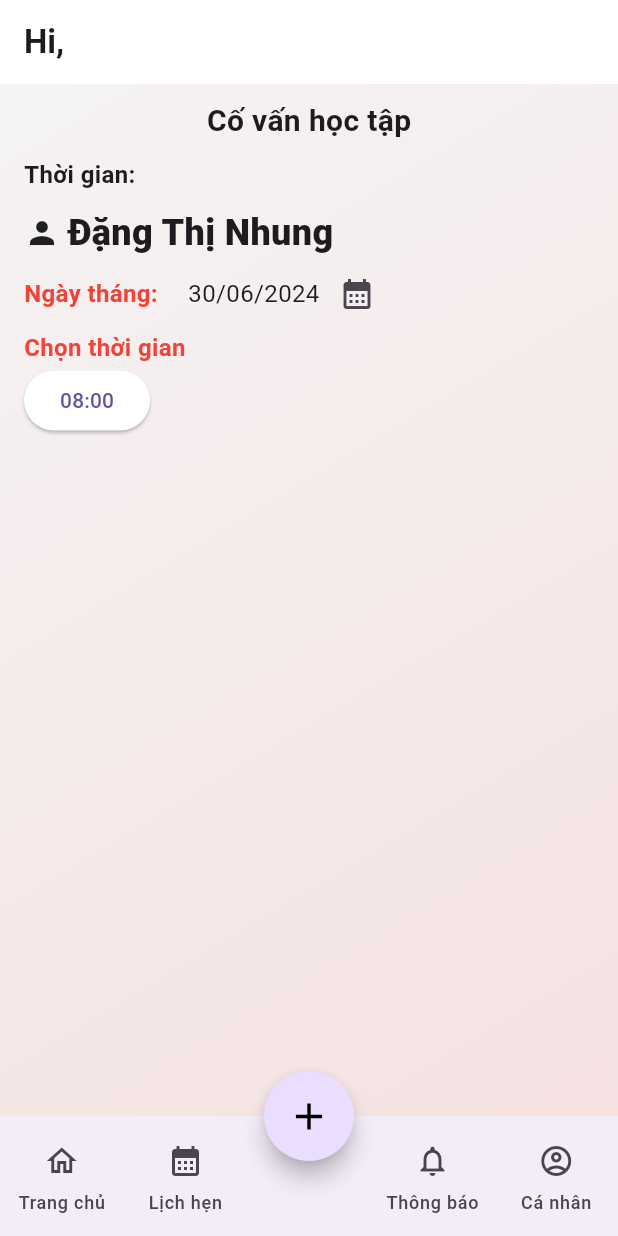
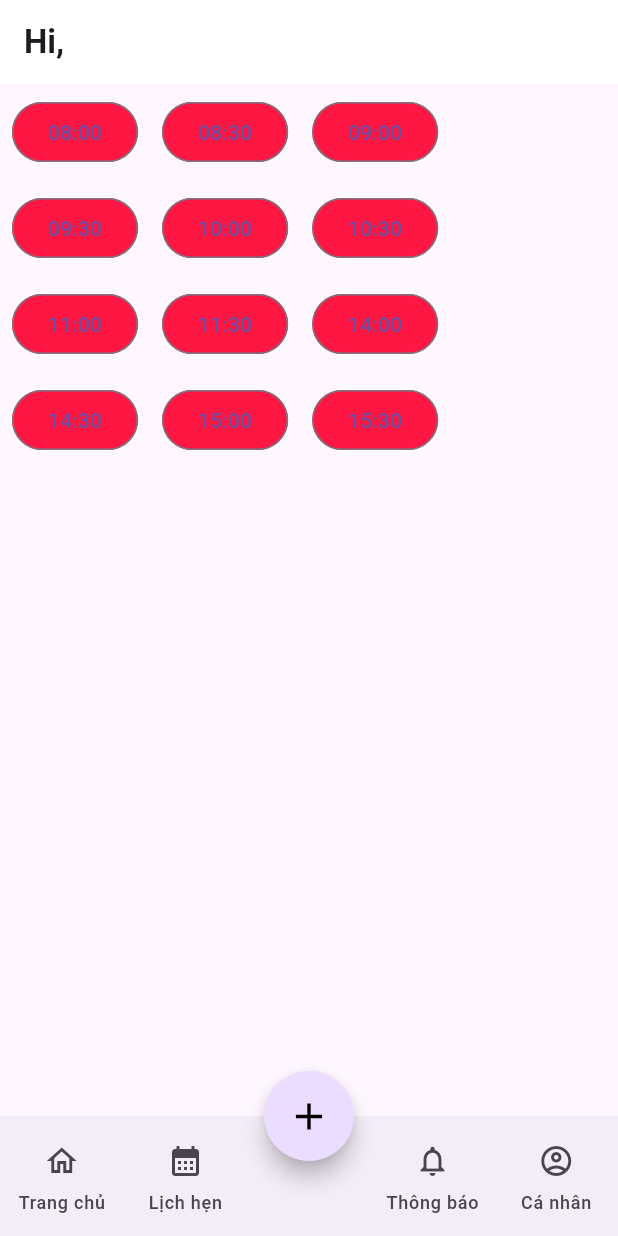
Before and after one commit to toila4120/Booking_app, a Flutter app: the MainScreen screen opened directly, item 3 of the bottom bar chosen, on a phone screen of 412 x 824 dp. Run offline on Flutter 3.47's test engine with Material 3 defaults, Android fonts, the phone set to English and light mode, and no system bars; our stand-ins replace google_nav_bar, sqflite, table_calendar; accounts and stored records are empty.

Commit message:
test button time

```diff
--- a/lib/models/booking.dart
+++ b/lib/models/booking.dart
@@ -13,7 +13,7 @@ String bookingToJson(Booking data) {
 class Booking {
   static int _nextId = 1; // Biến tĩnh lưu giá trị ID hiện tại
 
-  int id;
+  int? id;
   String date;
   String time;
   String content;
@@ -28,7 +28,7 @@ class Booking {
     required this.status,
     required this.rating,
     required this.userId,
-  }) : id = _nextId++; // Tự động gán và tăng giá trị ID
+  }); // Tự động gán và tăng giá trị ID
 
   factory Booking.fromMap(Map<String, dynamic> json) => new Booking(
         date: json["date"],
--- a/lib/models/user.dart
+++ b/lib/models/user.dart
@@ -13,7 +13,7 @@ String userToJson(User data) {
 class User {
   static int _nextId = 1; // Biến tĩnh lưu giá trị ID hiện tại
 
-  int id;
+  int? id;
   String username;
   String password;
   String fullName;
@@ -42,7 +42,7 @@ class User {
     required this.role,
     required this.studentCode,
     required this.teacherId,
-  }) : id = _nextId++; // Tự động gán và tăng giá trị ID
+  }); // Tự động gán và tăng giá trị ID
 
   // Nếu cần, bạn có thể thêm phương thức reset cho _nextId
   static void resetId() {
--- a/lib/screen/datLich_screen.dart
+++ b/lib/screen/datLich_screen.dart
@@ -1,7 +1,7 @@
 import 'package:booking_app/widget/buttonTime.dart';
 import 'package:flutter/material.dart';
 import 'package:intl/intl.dart';
-import 'package:booking_calendar/booking_calendar.dart';
+// import 'package:booking_calendar/booking_calendar.dart';
 
 class DatLich extends StatefulWidget {
   const DatLich({super.key});
--- /dev/null
+++ b/lib/screen/datlichtest.dart
@@ -0,0 +1,122 @@
+import 'dart:io';
+import 'package:booking_app/models/booking.dart';
+import 'package:booking_app/services/databasehelper.dart';
+import 'package:flutter/material.dart';
+import 'package:path_provider/path_provider.dart';
+import 'package:sqflite/sqflite.dart';
+import 'package:path/path.dart';
+
+void main() {
+  runApp(const MyApp());
+}
+
+class MyApp extends StatelessWidget {
+  const MyApp({super.key});
+
+  @override
+  Widget build(BuildContext context) {
+    return MaterialApp(
+      home: Scaffold(
+        body: const BookingCalendarDemoApp(),
+      ),
+    );
+  }
+}
+
+class BookingCalendarDemoApp extends StatefulWidget {
+  const BookingCalendarDemoApp({super.key});
+
+  @override
+  State<BookingCalendarDemoApp> createState() => _BookingCalendarDemoAppState();
+}
+
+class _BookingCalendarDemoAppState extends State<BookingCalendarDemoApp> {
+  String buttonSelect = '';
+  List<String> timeSlots = [
+    '08:00',
+    '08:30',
+    '09:00',
+    '09:30',
+    '10:00',
+    '10:30',
+    '11:00',
+    '11:30',
+    '14:00',
+    '14:30',
+    '15:00',
+    '15:30'
+  ];
+
+  List<int> buttonStates = List.generate(12, (index) => 1);
+
+  @override
+  void initState() {
+    super.initState();
+    fetchBookings();
+  }
+
+  void fetchBookings() async {
+    List<Booking> bookings =
+        await DatabaseHelper.instance.getTimeBookings("2024-06-30");
+    setState(() {
+      for (var booking in bookings) {
+        int index = timeSlots.indexOf(booking.time);
+        if (index != -1) {
+          buttonStates[index] = 0;
+        }
+      }
+    });
+  }
+
+  void setButton(int index) {
+    setState(() {
+      for (int i = 0; i < buttonStates.length; i++) {
+        if (i == index) {
+          buttonStates[i] = 2;
+          buttonSelect = timeSlots[i];
+          // print(buttonSelect);
+        } else if (buttonStates[i] != 0) {
+          buttonStates[i] = 1;
+        }
+      }
+    });
+  }
+
+  @override
+  Widget build(BuildContext context) {
+    return Column(
+      mainAxisAlignment: MainAxisAlignment.start,
+      crossAxisAlignment: CrossAxisAlignment.center,
+      children: [
+        for (int i = 0; i < timeSlots.length; i += 3)
+          Row(
+            children: [
+              for (int j = i; j < i + 3 && j < timeSlots.length; j++)
+                Padding(
+                  padding: const EdgeInsets.all(8.0),
+                  child: ButtonBooking(
+                      timeSlots[j], buttonStates[j], () => setButton(j)),
+                ),
+            ],
+          ),
+      ],
+    );
+  }
+
+  Widget ButtonBooking(String text, int trangThai, VoidCallback onPressed) {
+    return OutlinedButton(
+      key: Key(text),
+      onPressed: trangThai == 1 ? onPressed : null,
+      child: Text(text),
+      style: ButtonStyle(
+        backgroundColor: WidgetStateProperty.all<Color>(
+          trangThai == 0
+              ? Colors.grey
+              : trangThai == 2
+                  ? Colors.blue
+                  : Colors.redAccent.shade400,
+        ),
+      ),
+    );
+  }
+}
--- a/lib/screen/login_screen.dart
+++ b/lib/screen/login_screen.dart
@@ -3,7 +3,7 @@ import 'package:booking_app/screen/main_screen.dart';
 import 'package:booking_app/services/databasehelper.dart';
 import 'package:booking_app/services/userData.dart';
 import 'package:flutter/material.dart';
-import 'package:sqflite/sqflite.dart';
+// import 'package:sqflite/sqflite.dart';
 
 class Login extends StatelessWidget {
   Login({super.key});
@@ -95,7 +95,7 @@ class Login extends StatelessWidget {
                 // Kiểm tra thông tin đăng nhập
                 if (users != null && users.isNotEmpty) {
                   // Đăng nhập thành công, chuyển tới màn hình chính
-                  print('hello ${users.first.id}');
+                  // print('hello ${users.first.id}');
                   UserData().user = users.first;
                   Navigator.push(
                     context,
--- a/lib/screen/main_screen.dart
+++ b/lib/screen/main_screen.dart
@@ -1,5 +1,6 @@
 import 'package:booking_app/models/user.dart';
 import 'package:booking_app/screen/datLich_screen.dart';
+import 'package:booking_app/screen/datlichtest.dart';
 import 'package:booking_app/screen/lichHen_screen.dart';
 import 'package:booking_app/screen/trang_chu_screen.dart';
 import 'package:booking_app/services/userData.dart';
@@ -39,7 +40,7 @@ class _MainScreenState extends State<MainScreen> {
       activePage = const LichHen();
     }
     if (_selectedPageIndex == 2) {
-      activePage = const DatLich();
+      activePage = const BookingCalendarDemoApp();
     }
     return Scaffold(
       floatingActionButton: SizedBox(
```
Also changed, not shown: lib/main.dart (+34 -19 lines), lib/services/databasehelper.dart (+10 -2 lines).
